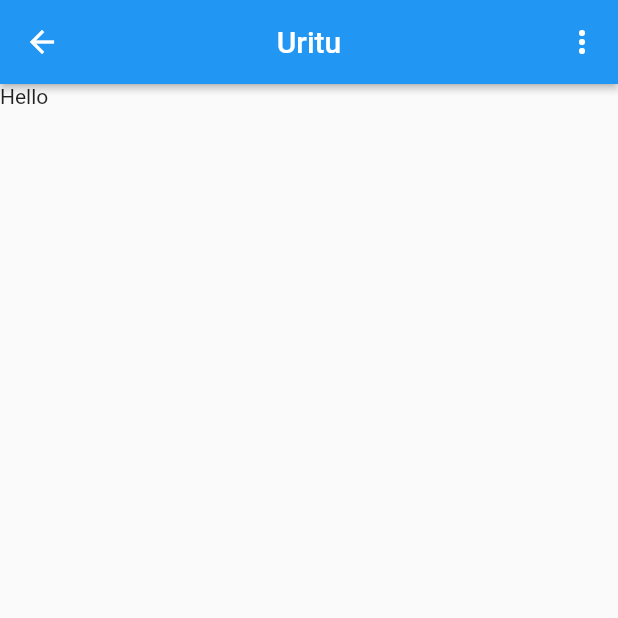
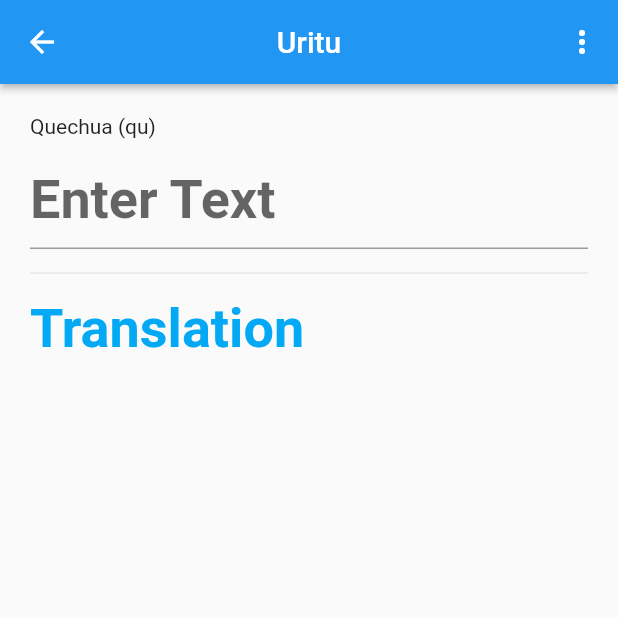
Before and after one commit to Uritu-System/uritu_app, a Flutter app: the UrituView screen opened by its route, on a phone screen of 412 x 824 dp, the top half of it. Run offline on Flutter 3.47's test engine with Material 2 defaults, Android fonts, the phone set to English and light mode, and no system bars; our stand-ins replace firebase_auth, firebase_core; accounts and stored records are empty.

Commit message:
update translation

```diff
--- /dev/null
+++ b/lib/model/data_model.dart
@@ -0,0 +1,14 @@
+class Translations {
+  String? translatedText;
+
+  Translations(this.translatedText);
+
+  factory Translations.fromJson(dynamic json) {
+    return Translations(json['translatedText'] as String);
+  }
+
+  @override
+  String toString() {
+    return '$translatedText';
+  }
+}
--- a/lib/views/uritu_view.dart
+++ b/lib/views/uritu_view.dart
@@ -1,7 +1,11 @@
+import 'dart:convert';
+
 import 'package:flutter/material.dart';
 import 'package:uritu_app/constants/routes.dart';
 import 'package:uritu_app/enums/menu_action.dart';
+import 'package:uritu_app/model/data_model.dart';
 import 'package:uritu_app/services/auth/auth_service.dart';
+import 'package:http/http.dart' as http;
 
 class UrituView extends StatefulWidget {
   const UrituView({super.key});
@@ -11,6 +15,8 @@
 }
 
 class _UrituViewState extends State<UrituView> {
+  String translated = 'Translation';
+
   @override
   Widget build(BuildContext context) {
     return Scaffold(
@@ -46,7 +52,63 @@
           ),
         ],
       ),
-      body: const Text('Hello'),
+      body: ListView(
+        padding: const EdgeInsets.all(20),
+        children: [
+          const Text('Quechua (qu)'),
+          const SizedBox(height: 8),
+          TextField(
+            style: const TextStyle(
+              fontSize: 36,
+              fontWeight: FontWeight.bold,
+            ),
+            decoration: const InputDecoration(
+              hintText: 'Enter Text',
+            ),
+            onChanged: (text) async {
+              const apiKeyTranslation = '';
+              // 'AIzaSyBREdPiXiX2AF5uaGGz34U9517aaWW_kbU';
+              const to = 'qu';
+              const source = 'es';
+              final url = Uri.https(
+                'translation.googleapis.com',
+                '/language/translate/v2',
+              );
+
+              final response = await http.post(url, body: {
+                'q': text,
+                'target': to,
+                'source': source,
+                'key': apiKeyTranslation,
+              });
+
+              var translationJson =
+                  jsonDecode(response.body)['data']['translations'] as List;
+
+              List<Translations> allTranslations = translationJson
+                  .map((translations) => Translations.fromJson(translations))
+                  .toList();
+
+              if (response.statusCode == 200) {
+                setState(() {
+                  translated = allTranslations.first.toString();
+                });
+              }
+            },
+          ),
+          const Divider(
+            height: 32,
+          ),
+          Text(
+            translated,
+            style: const TextStyle(
+              fontSize: 36,
+              color: Colors.lightBlue,
+              fontWeight: FontWeight.bold,
+            ),
+          )
+        ],
+      ),
     );
   }
 }
--- a/pubspec.yaml
+++ b/pubspec.yaml
@@ -39,6 +39,9 @@
   firebase_auth: ^4.10.0
   cloud_firestore: ^4.9.2
   firebase_analytics: ^10.5.0
+  google_translator: ^1.0.0
+  http: ^1.1.0
+  flutter_tts: ^3.8.3
 
 dev_dependencies:
   flutter_test:
```
Also changed, not shown: pubspec.lock, 4 other files.
